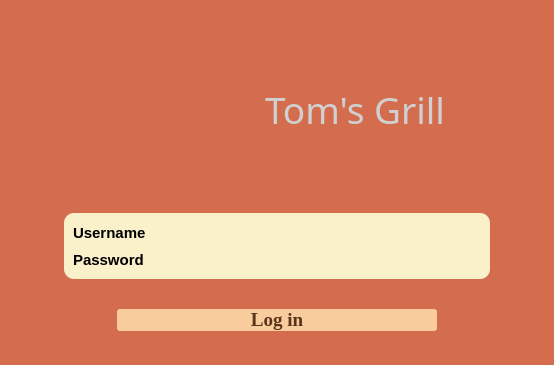
Old version of the form askcredentials.ui in the repository PeteCastle/PEx5.
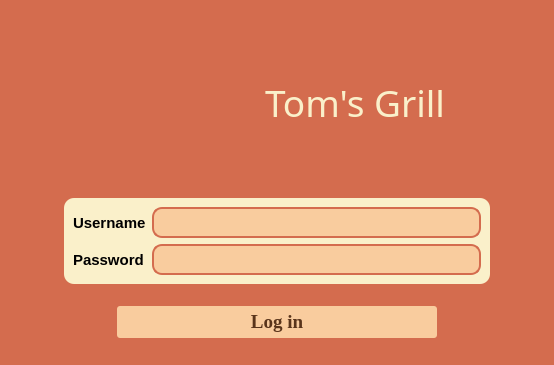
New version of the form. Icons and pictures are not drawn.

The edit to the form file:
```diff
--- a/askcredentials.ui
+++ b/askcredentials.ui
@@ -79,7 +79,7 @@
        </property>
        <property name="styleSheet">
         <string notr="true">font: 28pt 'Amsterdam Lentteria';
-color: rgb(208, 208, 208);</string>
+color: rgb(250, 240, 202);</string>
        </property>
        <property name="text">
         <string>Tom's Grill</string>
@@ -164,14 +164,22 @@
            <font>
             <family>Georgia</family>
             <pointsize>12</pointsize>
+            <italic>false</italic>
+            <bold>false</bold>
            </font>
           </property>
           <property name="styleSheet">
-           <string notr="true">background-color: rgb(249, 204, 158);
+           <string notr="true">
 
 QLineEdit{
-	padding-left: 5px;
-}</string>
+	background-color: rgb(249, 204, 158);
+	color: rgb(89, 52, 27);
+	font : 16 px 'Georgia';
+	padding: 3px 10px 3px 10px;
+	border: 2px solid rgb(212, 108, 78);
+}
+
+</string>
           </property>
           <property name="echoMode">
            <enum>QLineEdit::Normal</enum>
@@ -201,14 +209,22 @@
            <font>
             <family>Georgia</family>
             <pointsize>12</pointsize>
+            <italic>false</italic>
+            <bold>false</bold>
            </font>
           </property>
           <property name="styleSheet">
-           <string notr="true">background-color: rgb(249, 204, 158);
+           <string notr="true">
 
 QLineEdit{
-	padding-left: 5px;
-}</string>
+	background-color: rgb(249, 204, 158);
+	color: rgb(89, 52, 27);
+	font : 16 px 'Georgia';
+	padding: 3px 10px 3px 10px;
+	border: 2px solid rgb(212, 108, 78);
+}
+
+</string>
           </property>
           <property name="echoMode">
            <enum>QLineEdit::Password</enum>
@@ -282,6 +298,7 @@
 background-color: rgb(249, 204, 158);
 color: rgb(89, 52, 27);
 border-radius: 3px;
+padding: 5px 0px 5px 0px;
 }
 QPushButton::hover{
 	border: 3px solid rgb(138, 80, 42);
```
